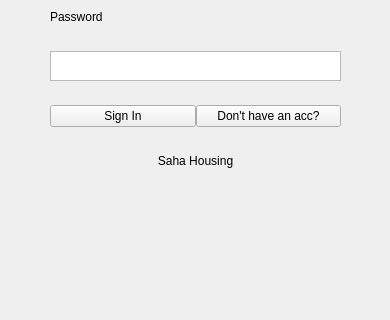
Before: the Qt Designer form UI/SignIn.ui in DShaKi/HousingProject, drawn with Qt 5; both pictures show x 0 to 390 and y 245 to 565 of the 390 by 565 pixel window.
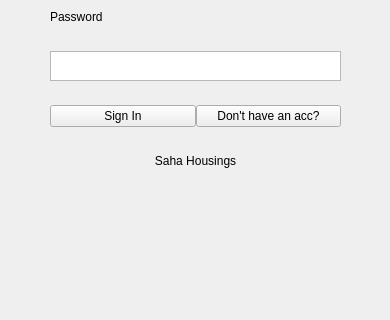
After: the same form once the commit is applied.

Patch:
```diff
--- a/UI/SignIn.ui
+++ b/UI/SignIn.ui
@@ -150,7 +150,7 @@
        </size>
       </property>
       <property name="text">
-       <string>Saha Housing</string>
+       <string>Saha Housings</string>
       </property>
       <property name="alignment">
        <set>Qt::AlignCenter</set>
```
Left out of the diff: 2 changed lines with no effect on the pictures.
